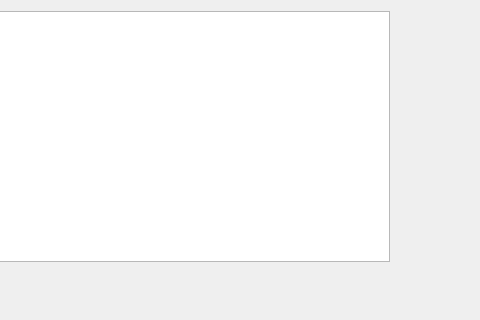
CongPV121/SDT, file views/downfw_config.ui: the form before one commit; both pictures show x 231 to 711 and y 209 to 529 of the 711 by 529 pixel window.
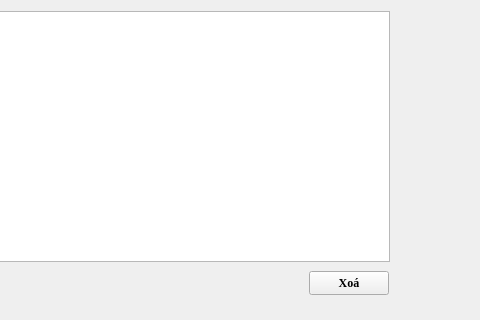
The form after the commit.

What changed in the file:
```diff
--- a/views/downfw_config.ui
+++ b/views/downfw_config.ui
@@ -62,7 +62,7 @@
     <string/>
    </property>
   </widget>
-  <widget class="QWidget" name="">
+  <widget class="QWidget" name="layoutWidget">
    <property name="geometry">
     <rect>
      <x>20</x>
@@ -130,7 +130,7 @@
     </item>
    </layout>
   </widget>
-  <widget class="QWidget" name="">
+  <widget class="QWidget" name="layoutWidget">
    <property name="geometry">
     <rect>
      <x>120</x>
@@ -250,6 +250,25 @@
     </item>
    </layout>
   </widget>
+  <widget class="QPushButton" name="pushButton_2">
+   <property name="geometry">
+    <rect>
+     <x>540</x>
+     <y>480</y>
+     <width>80</width>
+     <height>24</height>
+    </rect>
+   </property>
+   <property name="font">
+    <font>
+     <family>Times New Roman</family>
+     <bold>true</bold>
+    </font>
+   </property>
+   <property name="text">
+    <string>Xoá</string>
+   </property>
+  </widget>
  </widget>
  <resources/>
  <connections/>
```
